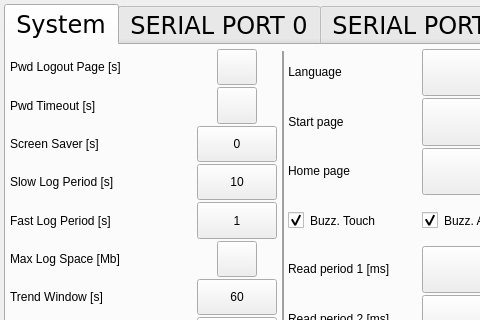
This is qt_library/ATCMsystem/system_ini.ui in MECTsrl/mect_plugins as Qt 5 draws it before an edit; both pictures show x 0 to 480 and y 0 to 320 of the 564 by 462 pixel window. The edited form follows.
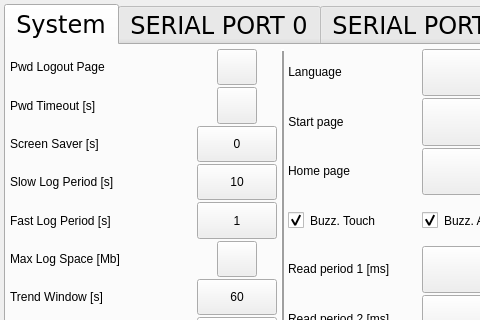
This is the edited form. Icons and pictures are not drawn.

Commit message: Update "Pwd Logout Page" in system_ini.ui and mectsettings.ui "System" pages

What changed in the file:
```diff
--- a/qt_library/ATCMsystem/system_ini.ui
+++ b/qt_library/ATCMsystem/system_ini.ui
@@ -427,7 +427,7 @@
             <string/>
            </property>
            <property name="text">
-            <string>Pwd Logout Page [s]</string>
+            <string>Pwd Logout Page</string>
            </property>
           </widget>
          </item>
```
The commit also changes 2 other files.
